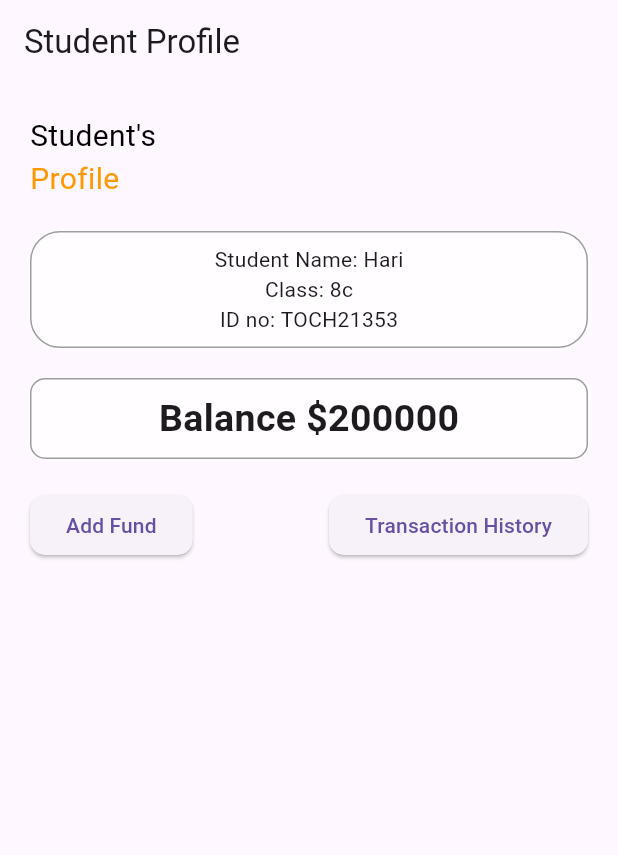
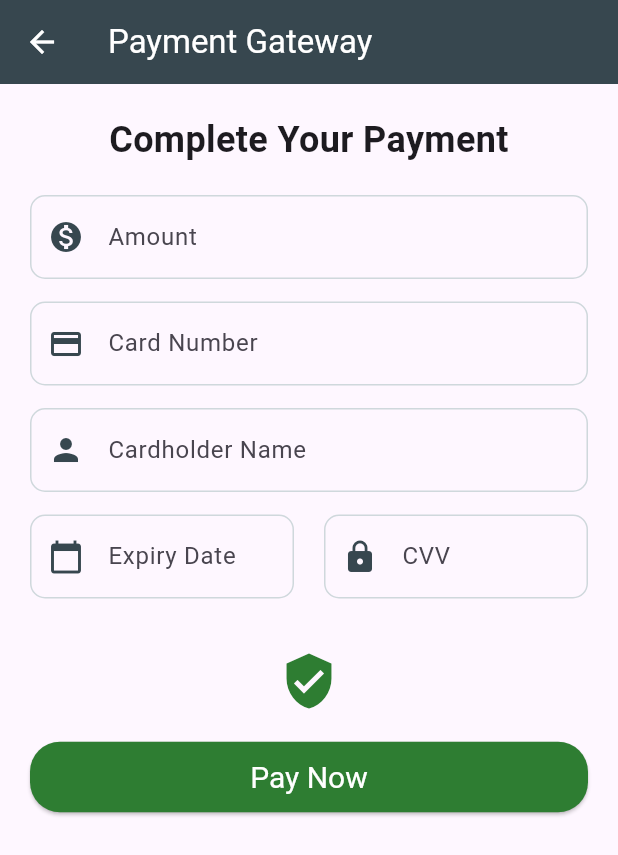
Before and after one commit to rinisaram/Stu_vendor-main-, a Flutter app: the screen it shows after launch, after a tap on "Add Fund", on a phone screen of 412 x 824 dp. Shown: the top 855 px of the screen. Run offline on Flutter 3.47's test engine with Material 3 defaults, Android fonts, the phone set to English and light mode, and no system bars.

Commit message:
add fund page completed

```diff
--- a/lib/presentation/home.dart
+++ b/lib/presentation/home.dart
@@ -1,106 +1,67 @@
 import 'package:flutter/material.dart';
+import 'payment_screen.dart';
+import 'transaction_historty.dart';
 
 class HomeScreen extends StatelessWidget {
-  const HomeScreen({super.key});
+  const HomeScreen({Key? key}) : super(key: key);
 
   @override
   Widget build(BuildContext context) {
     return Scaffold(
-      appBar: AppBar(
-        title: Text('Student Profile'),
-      ),
       body: Padding(
         padding: const EdgeInsets.all(20.0),
         child: Column(
           crossAxisAlignment: CrossAxisAlignment.stretch,
           children: [
-            Text(
+            const Text(
               "Student's",
               style: TextStyle(
                 color: Colors.black,
-                fontSize: 20.0,
+                fontSize: 24.0,
+                fontWeight: FontWeight.bold,
               ),
             ),
-            Text(
+            const Text(
               "Profile",
               style: TextStyle(
                 color: Colors.orange,
-                fontSize: 20.0,
+                fontSize: 24.0,
+                fontWeight: FontWeight.bold,
               ),
             ),
-            SizedBox(height: 20.0),
-            Container(
-              width: 150,
-              padding: EdgeInsets.all(8),
-              decoration: BoxDecoration(
-                borderRadius: BorderRadius.circular(20),
-                color: Colors.white60,
-                border: Border.all(color: Colors.grey),
-                boxShadow: [
-                  BoxShadow(
-                    color: Colors.white.withOpacity(0.5),
-                    offset: const Offset(1, 1),
-                    blurRadius: 3.0,
-                  ),
-                ],
-              ),
-              child: Column(
-                mainAxisAlignment: MainAxisAlignment.center,
-                children: [
-                  Text("Student Name: Hari"),
-                  Text("Class: 8c"),
-                  Text("ID no: TOCH21353"),
-                ],
-              ),
+            const SizedBox(height: 20.0),
+            _buildProfileCard(
+              "Student Name: Hari\nClass: 8c\nID no: TOCH21353",
+              context,
             ),
-            SizedBox(height: 20.0),
-            Container(
-              width: 150,
-              padding: EdgeInsets.all(8),
-              decoration: BoxDecoration(
-                borderRadius: BorderRadius.circular(10),
-                color: Colors.white60,
-                border: Border.all(color: Colors.grey),
-                boxShadow: [
-                  BoxShadow(
-                    color: Colors.white.withOpacity(0.5),
-                    offset: const Offset(1, 1),
-                    blurRadius: 3.0,
-                  ),
-                ],
-              ),
-              child: Column(
-                mainAxisAlignment: MainAxisAlignment.center,
-                children: [
-                  Text(
-                    "Balance \$200000",
-                    style: TextStyle(fontSize: 25, fontWeight: FontWeight.bold),
-                  ),
-                ],
-              ),
+            const SizedBox(height: 20.0),
+            _buildProfileCard(
+              "Balance \$200000",
+              context,
+              isBalanceCard: true,
             ),
-            SizedBox(height: 20.0),
+            const SizedBox(height: 20.0),
             Row(
               mainAxisAlignment: MainAxisAlignment.spaceBetween,
               children: [
-                ElevatedButton(
-                  onPressed: () {},
-                  child: Text("Add Fund"),
-                  style: ElevatedButton.styleFrom(
-                    shape: RoundedRectangleBorder(
-                      borderRadius: BorderRadius.circular(10.0),
+                _buildElevatedButton(context, "Add Fund", () {
+                  Navigator.of(context).push(
+                    MaterialPageRoute(
+                      builder: (context) {
+                        return const PaymentGatewayScreen();
+                      },
                     ),
-                  ),
-                ),
-                ElevatedButton(
-                  onPressed: () {},
-                  child: Text("Transaction History"),
-                  style: ElevatedButton.styleFrom(
-                    shape: RoundedRectangleBorder(
-                      borderRadius: BorderRadius.circular(10.0),
+                  );
+                }),
+                _buildElevatedButton(context, "Transaction History", () {
+                  Navigator.of(context).push(
+                    MaterialPageRoute(
+                      builder: (context) {
+                        return const TransactionHistory();
+                      },
                     ),
-                  ),
-                ),
+                  );
+                }),
               ],
             ),
           ],
@@ -108,4 +69,46 @@ class HomeScreen extends StatelessWidget {
       ),
     );
   }
+
+  Widget _buildProfileCard(String text, BuildContext context,
+      {bool isBalanceCard = false}) {
+    return Container(
+      padding: const EdgeInsets.all(20),
+      decoration: BoxDecoration(
+        color: Colors.white,
+        borderRadius: BorderRadius.circular(10),
+        boxShadow: [
+          BoxShadow(
+            color: Colors.grey.withOpacity(0.5),
+            offset: const Offset(0, 2),
+            blurRadius: 8.0,
+          ),
+        ],
+      ),
+      child: Text(
+        text,
+        style: TextStyle(
+          fontSize: isBalanceCard ? 20 : 16,
+          fontWeight: isBalanceCard ? FontWeight.bold : FontWeight.normal,
+          color: isBalanceCard ? Colors.black87 : Colors.black54,
+        ),
+        textAlign: TextAlign.center,
+      ),
+    );
+  }
+
+  Widget _buildElevatedButton(
+      BuildContext context, String text, VoidCallback onPressed) {
+    return ElevatedButton(
+      onPressed: onPressed,
+      child: Text(text),
+      style: ElevatedButton.styleFrom(
+        primary: Colors.blueGrey[800], // Consistent button color
+        onPrimary: Colors.white, // Text color
+        shape: RoundedRectangleBorder(
+          borderRadius: BorderRadius.circular(10.0),
+        ),
+      ),
+    );
+  }
 }
--- /dev/null
+++ b/lib/presentation/payment_screen.dart
@@ -0,0 +1,116 @@
+import 'package:flutter/material.dart';
+import 'package:flutter/services.dart'; // For input formatters
+
+class PaymentGatewayScreen extends StatelessWidget {
+  const PaymentGatewayScreen({Key? key}) : super(key: key);
+
+  @override
+  Widget build(BuildContext context) {
+    // Enhanced AppBar design
+
+    return Scaffold(
+      appBar: AppBar(
+        title: const Text(
+          'Payment Gateway',
+          style: TextStyle(color: Colors.white),
+        ),
+        elevation: 0,
+        backgroundColor: Colors.blueGrey[800],
+        leading: IconButton(
+          onPressed: () {
+            Navigator.pop(context);
+          },
+          icon: Icon(Icons.arrow_back),
+          color: Colors.white,
+        ),
+      ),
+      body: Padding(
+        padding: const EdgeInsets.all(20.0),
+        child: SingleChildScrollView(
+          child: Column(
+            crossAxisAlignment: CrossAxisAlignment.stretch,
+            children: [
+              const Text(
+                "Complete Your Payment",
+                style: TextStyle(fontSize: 24.0, fontWeight: FontWeight.bold),
+                textAlign: TextAlign.center,
+              ),
+              const SizedBox(height: 20),
+              _buildTextField(context, "Amount", TextInputType.number,
+                  Icons.monetization_on),
+              _buildTextField(context, "Card Number", TextInputType.number,
+                  Icons.credit_card),
+              _buildTextField(
+                  context, "Cardholder Name", TextInputType.text, Icons.person),
+              Row(
+                children: [
+                  Expanded(
+                      child: _buildTextField(context, "Expiry Date",
+                          TextInputType.datetime, Icons.calendar_today)),
+                  const SizedBox(width: 20),
+                  Expanded(
+                      child: _buildTextField(
+                          context, "CVV", TextInputType.number, Icons.lock)),
+                ],
+              ),
+              const SizedBox(height: 20.0),
+              Center(
+                child: Icon(
+                  Icons.verified_user, // Icon for security reassurance
+                  color: Colors.green[800],
+                  size: 40,
+                ),
+              ),
+              const SizedBox(height: 20.0),
+              ElevatedButton(
+                onPressed: () {},
+                child: const Text(
+                  "Pay Now",
+                  style: TextStyle(color: Colors.white),
+                ),
+                style: ElevatedButton.styleFrom(
+                  primary: Colors.green[800], // Enhanced button color
+                  padding: const EdgeInsets.symmetric(vertical: 12.0),
+                  textStyle: const TextStyle(fontSize: 20),
+                  shape: RoundedRectangleBorder(
+                    borderRadius:
+                        BorderRadius.circular(20), // Rounded button edges
+                  ),
+                ),
+              ),
+            ],
+          ),
+        ),
+      ),
+    );
+  }
+
+  Widget _buildTextField(BuildContext context, String label,
+      TextInputType keyboardType, IconData icon) {
+    return Padding(
+      padding: const EdgeInsets.only(bottom: 15.0),
+      child: TextField(
+        keyboardType: keyboardType,
+        decoration: InputDecoration(
+          labelText: label,
+          prefixIcon: Icon(icon,
+              color:
+                  Colors.blueGrey[800]), // Prefix icon for better user guidance
+          enabledBorder: OutlineInputBorder(
+            // Custom border style
+            borderSide: BorderSide(color: Colors.blueGrey.shade100),
+            borderRadius: BorderRadius.circular(10.0),
+          ),
+          focusedBorder: OutlineInputBorder(
+            // Custom border style on focus
+            borderSide: BorderSide(color: Colors.blueGrey.shade800),
+            borderRadius: BorderRadius.circular(10.0),
+          ),
+        ),
+        inputFormatters: keyboardType == TextInputType.number
+            ? [FilteringTextInputFormatter.digitsOnly]
+            : null,
+      ),
+    );
+  }
+}
```
Also changed, not shown: lib/presentation/transaction_historty.dart (added, +79 -0 lines).
